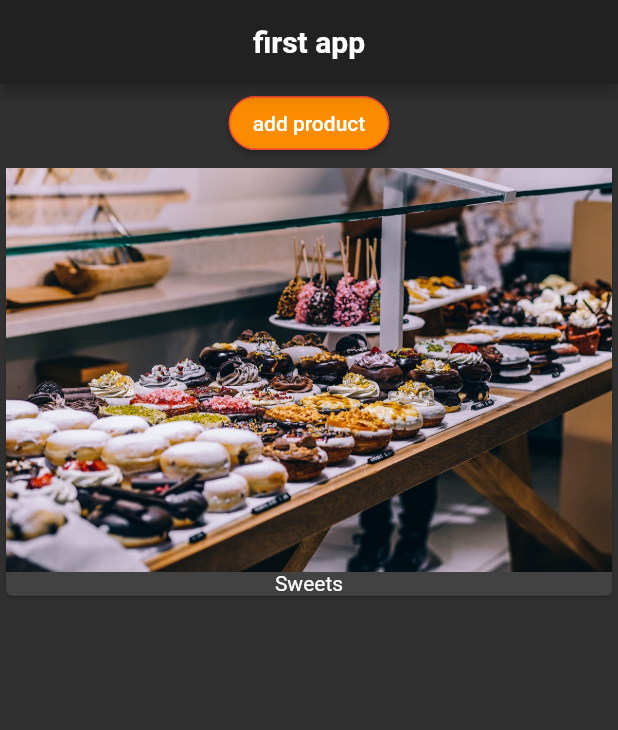
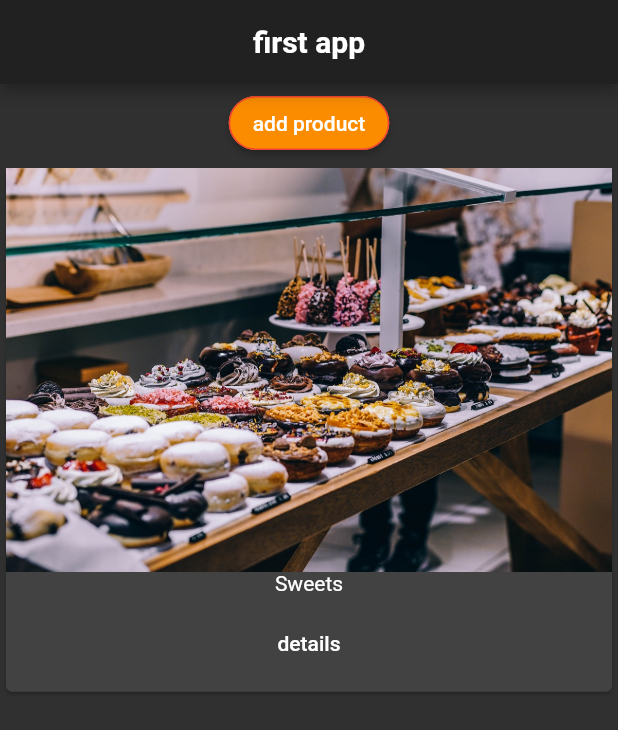
Before and after one commit to nima-abdpoor/Flutter-Project, a Flutter app: the screen it shows after launch, after a tap on "add product", on a phone screen of 412 x 824 dp. Shown: the top 730 px of the screen. Run offline on Flutter 3.47's test engine with Material 2 defaults, Android fonts, the phone set to English and light mode, and no system bars.

Commit message:
navigate through DetailProduct.dart class from products.dart class when the Detail Button Pressed. and calling back

```diff
--- a/lib/products.dart
+++ b/lib/products.dart
@@ -1,18 +1,24 @@
 import 'package:flutter/material.dart';
+import 'package:helloflutter/Pages/DetailProduct.dart';
 
 class product extends StatelessWidget {
   final List<String> products;
-  product(this.products){
+
+  product(this.products) {
     print("product constructor");
   }
 
   @override
   Widget build(BuildContext context) {
     print("product build()");
-    return products.length >0 ? ListView.builder(
-      itemBuilder: _buildProductItem,
-      itemCount: products.length,
-    ) : Center(child: Text('No Products Found, Please add some'),);
+    return products.length > 0
+        ? ListView.builder(
+            itemBuilder: _buildProductItem,
+            itemCount: products.length,
+          )
+        : Center(
+            child: Text('No Products Found, Please add some'),
+          );
   }
 
   Widget _buildProductItem(BuildContext context, int index) {
@@ -23,6 +29,18 @@ class product extends StatelessWidget {
           Text(
             products[index],
           ),
+          ButtonBar(
+            alignment: MainAxisAlignment.center,
+            children: <Widget>[
+              FlatButton(
+                child: Text('details'),
+                onPressed: () => Navigator.push(
+                    context,
+                    MaterialPageRoute(
+                        builder: (BuildContext context) => DetailProduct())),
+              )
+            ],
+          )
         ],
       ),
     );
```
Also changed, not shown: lib/Pages/DetailProduct.dart (added, +27 -0 lines).
